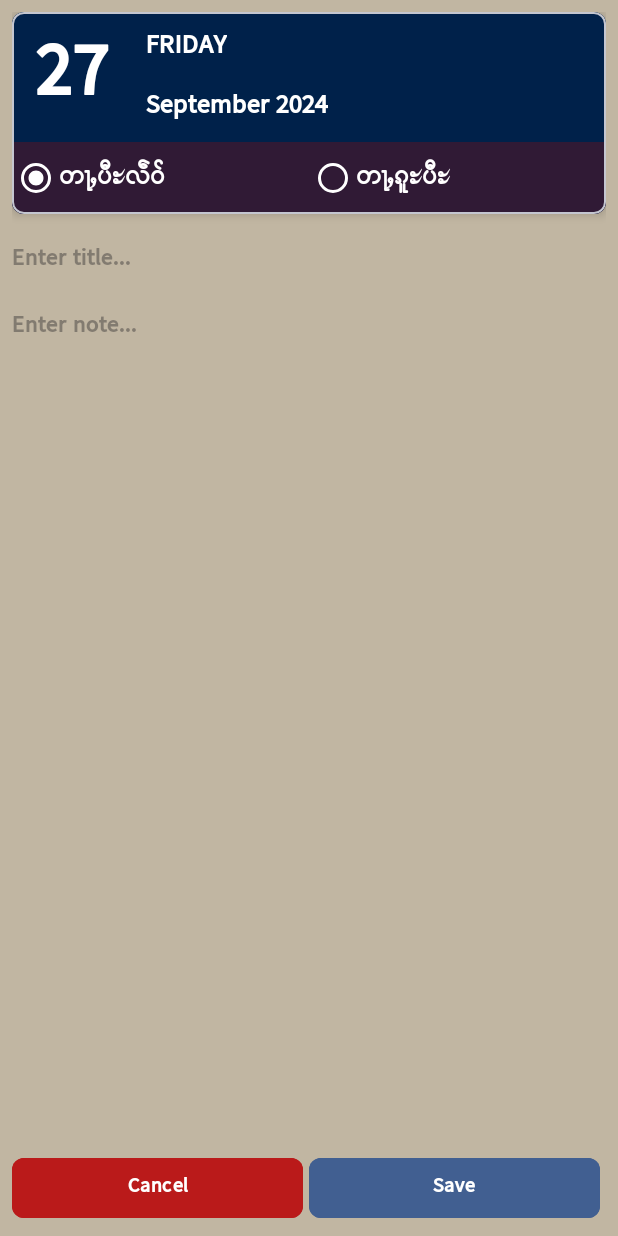
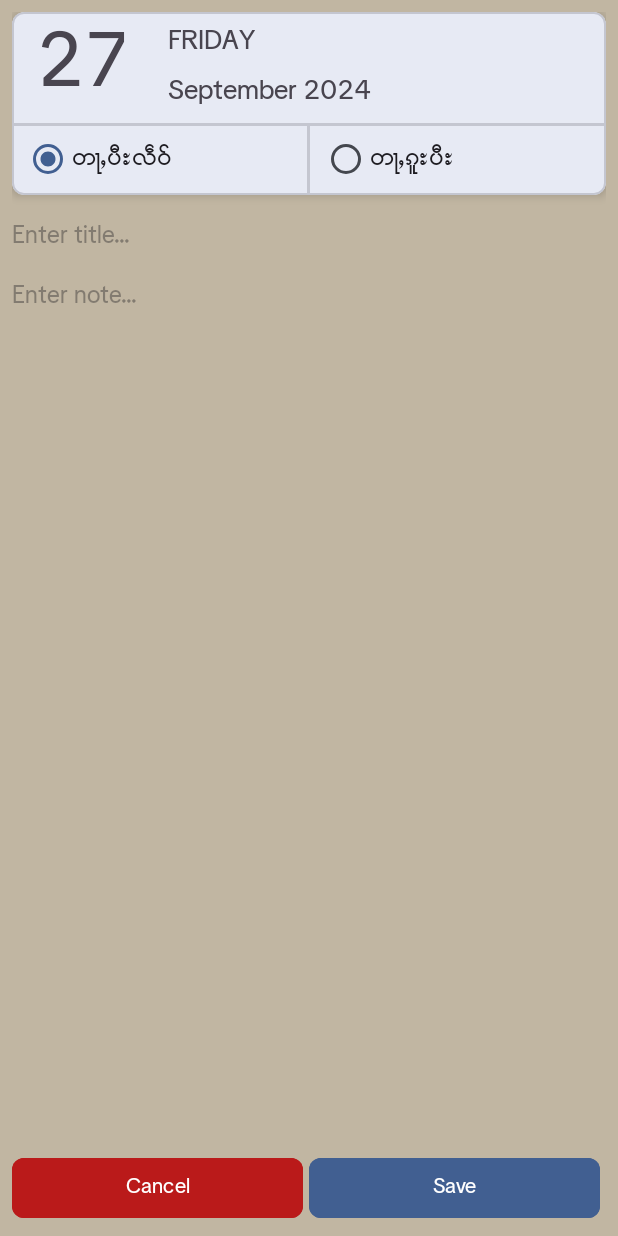
Before and after one commit to SaingHmineTun/TMK_Tai_Calendar, an Android app: the AddNoteActivity screen opened directly, with no data from a screen before it, on a phone screen of 412 x 824 dp. Run offline under Robolectric (Android 15) with nearby library versions, the phone set to English and light mode, and no system bars; our stand-ins replace Room's generated code.

Commit message:
Added: Diff Utils in Note Adapter. Added: Custom font from AJ Kunheing. Added: Go to current date in Main View by clicking English Date. Added: Go to detail view by clicking detail text.

```diff
--- a/app/src/main/java/it/saimao/tmktaicalendar/activities/AddNoteActivity.java
+++ b/app/src/main/java/it/saimao/tmktaicalendar/activities/AddNoteActivity.java
@@ -126,6 +126,8 @@ public class AddNoteActivity extends AppCompatActivity {
                 updateDateDescription();
                 binding.etTitle.setText(note.getTitle());
                 binding.etNote.setText(note.getDescription());
+                if (note.isEveryYear()) binding.rbEveryYear.setChecked(true);
+                else binding.rbOneYear.setChecked(true);
                 binding.btSave.setText("Update");
                 binding.btCancel.setText("Delete");
 
--- a/app/src/main/java/it/saimao/tmktaicalendar/adapters/NoteAdapter.java
+++ b/app/src/main/java/it/saimao/tmktaicalendar/adapters/NoteAdapter.java
@@ -5,6 +5,7 @@ import android.view.LayoutInflater;
 import android.view.ViewGroup;
 
 import androidx.annotation.NonNull;
+import androidx.recyclerview.widget.DiffUtil;
 import androidx.recyclerview.widget.RecyclerView;
 
 import java.util.ArrayList;
@@ -20,9 +21,10 @@ public class NoteAdapter extends RecyclerView.Adapter<NoteAdapter.NoteViewHolder
     private List<Note> noteList;
     private final NoteClickListener listener;
 
-    public void setNoteList(List<Note> noteList) {
+    public void updateNoteList(List<Note> noteList) {
+        var diffResult = DiffUtil.calculateDiff(new NoteDiffCallback(this.noteList, noteList));
         this.noteList = noteList;
-        this.notifyDataSetChanged();
+        diffResult.dispatchUpdatesTo(this);
     }
 
     public interface NoteClickListener {
--- a/app/src/main/java/it/saimao/tmktaicalendar/SwipeGestureListener.java
+++ b/app/src/main/java/it/saimao/tmktaicalendar/adapters/SwipeGestureListener.java
@@ -1,4 +1,4 @@
-package it.saimao.tmktaicalendar;
+package it.saimao.tmktaicalendar.adapters;
 
 import android.view.GestureDetector;
 import android.view.MotionEvent;
--- a/app/src/main/java/it/saimao/tmktaicalendar/ShanDate.java
+++ b/app/src/main/java/it/saimao/tmktaicalendar/utils/ShanDate.java
@@ -1,4 +1,4 @@
-package it.saimao.tmktaicalendar;
+package it.saimao.tmktaicalendar.utils;
 
 
 
@@ -895,7 +895,7 @@ public class ShanDate {
         shan.put("Yatyaza", "ဝၼ်းထုၼ်း");
         shan.put("Afternoon Pyathada", "မွန်းလွဲပြဿဒါး");
         shan.put("Pyathada", "ဝၼ်းပျၢတ်ႈ");
-        shan.put("New Year Day", "ပီႊမႂ်ႇလုမ်ႇၾႃႉ");
+        shan.put("New Year Day", "ပီႊမႂ်ႇလုမ်ႈၾႃႉ");
         shan.put("Myanmar Year", "ပီႊၵေႃးၸႃႇ");
         shan.put("English Year", "ပီႊၶရိတ်ႉ");
         shan.put("Independence Day", "ဝၼ်းၵွၼ်းၶေႃ");
--- a/app/src/main/java/it/saimao/tmktaicalendar/Utils.java
+++ b/app/src/main/java/it/saimao/tmktaicalendar/utils/Utils.java
@@ -1,4 +1,4 @@
-package it.saimao.tmktaicalendar;
+package it.saimao.tmktaicalendar.utils;
 
 import android.content.res.Resources;
 
--- a/app/src/main/java/it/saimao/tmktaicalendar/WannTai60Def.java
+++ b/app/src/main/java/it/saimao/tmktaicalendar/utils/WannTai60Def.java
@@ -1,4 +1,4 @@
-package it.saimao.tmktaicalendar;
+package it.saimao.tmktaicalendar.utils;
 
 import java.io.*;
 import java.nio.charset.StandardCharsets;
--- a/app/src/main/res/layout/activity_add_note.xml
+++ b/app/src/main/res/layout/activity_add_note.xml
@@ -23,8 +23,7 @@
 
         <androidx.constraintlayout.widget.ConstraintLayout
             android:layout_width="match_parent"
-            android:layout_height="wrap_content"
-            android:background="@color/md_theme_primary_highContrast">
+            android:layout_height="wrap_content">
 
             <TextView
                 android:id="@+id/tvDay"
@@ -32,7 +31,6 @@
                 android:layout_height="wrap_content"
                 android:paddingHorizontal="16dp"
                 android:text="27"
-                android:textColor="@color/md_theme_onPrimary_highContrast"
                 android:textSize="50sp"
                 app:layout_constraintStart_toStartOf="parent"
                 app:layout_constraintTop_toTopOf="parent" />
@@ -44,7 +42,6 @@
                 android:layout_height="wrap_content"
                 android:layout_marginStart="8dp"
                 android:text="FRIDAY"
-                android:textColor="@color/md_theme_onPrimary_highContrast"
                 android:textSize="18sp"
                 app:layout_constraintBottom_toTopOf="@id/tvSeptember"
                 app:layout_constraintStart_toEndOf="@id/tvDay"
@@ -56,16 +53,21 @@
                 android:layout_height="wrap_content"
                 android:layout_marginStart="8dp"
                 android:text="September 2024"
-                android:textColor="@color/md_theme_onPrimary_highContrast"
                 android:textSize="18sp"
                 app:layout_constraintBottom_toBottomOf="@id/tvDay"
                 app:layout_constraintStart_toEndOf="@id/tvDay"
                 app:layout_constraintTop_toBottomOf="@id/tvFriday" />
 
+            <com.google.android.material.divider.MaterialDivider
+                android:layout_width="match_parent"
+                android:layout_height="2dp"
+                app:layout_constraintTop_toBottomOf="@id/tvDay"
+
+                />
+
             <RadioGroup
                 android:layout_width="match_parent"
                 android:layout_height="wrap_content"
-                android:background="@color/md_theme_tertiary_highContrast"
                 android:orientation="horizontal"
                 app:layout_constraintTop_toBottomOf="@id/tvDay">
 
@@ -73,23 +75,24 @@
                     android:id="@+id/rbOneYear"
                     android:layout_width="0dp"
                     android:layout_height="wrap_content"
+                    android:layout_marginStart="8dp"
                     android:layout_weight="1"
                     android:checked="true"
                     android:text="တႃႇပီႊလဵဝ်"
-                    android:textColor="@color/md_theme_onTertiary_highContrast"
-                    android:textSize="16sp"
-                    app:buttonTint="@color/md_theme_onTertiary_highContrast" />
+                    android:textSize="16sp" />
+
+                <com.google.android.material.divider.MaterialDivider
+                    android:layout_width="2dp"
+                    android:layout_height="match_parent" />
 
                 <com.google.android.material.radiobutton.MaterialRadioButton
                     android:id="@+id/rbEveryYear"
                     android:layout_width="0dp"
                     android:layout_height="wrap_content"
+                    android:layout_marginStart="8dp"
                     android:layout_weight="1"
                     android:text="တႃႇၵူႊပီႊ"
-                    android:textColor="@color/md_theme_onTertiary_highContrast"
-                    android:textSize="16sp"
-                    app:buttonTint="@color/md_theme_onTertiary_highContrast" />
-
+                    android:textSize="16sp" />
             </RadioGroup>
 
         </androidx.constraintlayout.widget.ConstraintLayout>
--- a/app/src/main/res/layout/activity_main.xml
+++ b/app/src/main/res/layout/activity_main.xml
@@ -41,8 +41,11 @@
     <TextView
         android:id="@+id/tv_date"
         android:layout_width="0dp"
+
         android:layout_height="wrap_content"
         android:background="@drawable/bg_item"
+        android:clickable="true"
+        android:foreground="?android:selectableItemBackgroundBorderless"
         android:gravity="center"
         android:padding="8dp"
         android:text="ဝၼ်းဢၢင်းၵၢင်း"
@@ -56,8 +59,11 @@
     <TextView
         android:id="@+id/tv_detail"
         android:layout_width="match_parent"
+
         android:layout_height="wrap_content"
         android:background="@drawable/bg_item"
+        android:clickable="true"
+        android:foreground="?android:selectableItemBackgroundBorderless"
         android:padding="8dp"
         android:text="သာသနာနှစ် ၂၅၆၈ ခု၊ မြန်မာနှစ် ၁၃၈၆ ခု၊ ဝါဆို လဆုတ် ၈ ရ်၊ တနင်္ဂနွေနေ့"
         android:textSize="14sp"
```
Also changed, not shown: app/src/main/java/it/saimao/tmktaicalendar/OnSwipeTouchListener.java (deleted, +0 -68 lines), app/src/main/java/it/saimao/tmktaicalendar/activities/MainActivity.java (+24 -7 lines), app/src/main/java/it/saimao/tmktaicalendar/activities/NoteActivity.java (+3 -6 lines), app/src/main/java/it/saimao/tmktaicalendar/adapters/NoteDiffCallback.java (added, +38 -0 lines), app/src/main/java/it/saimao/tmktaicalendar/database/Note.java (+13 -0 lines), app/src/main/res/font/custom.ttf.
